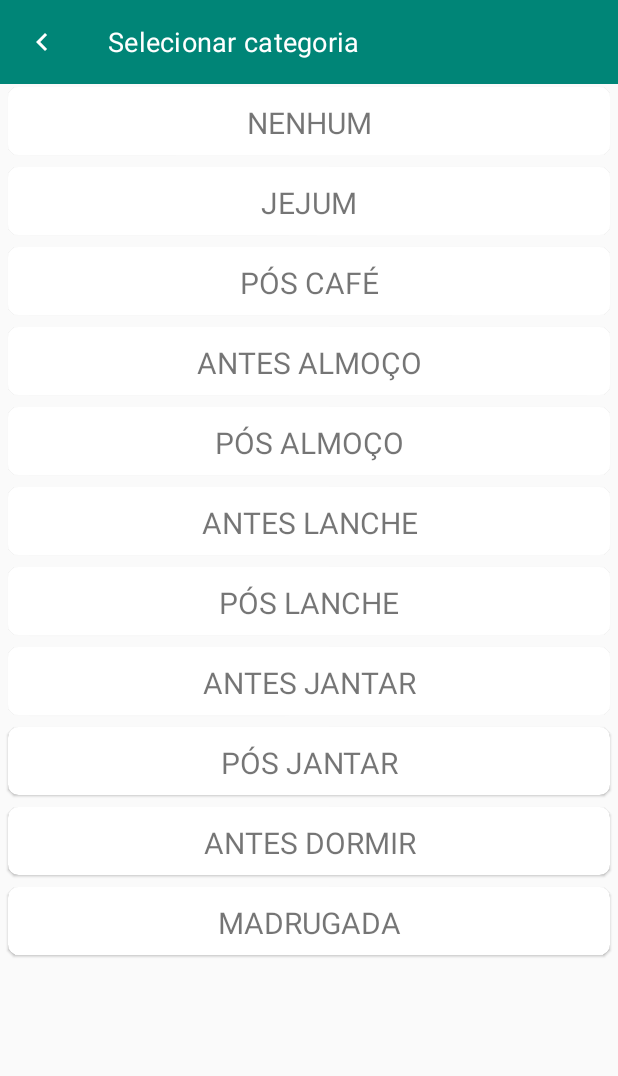
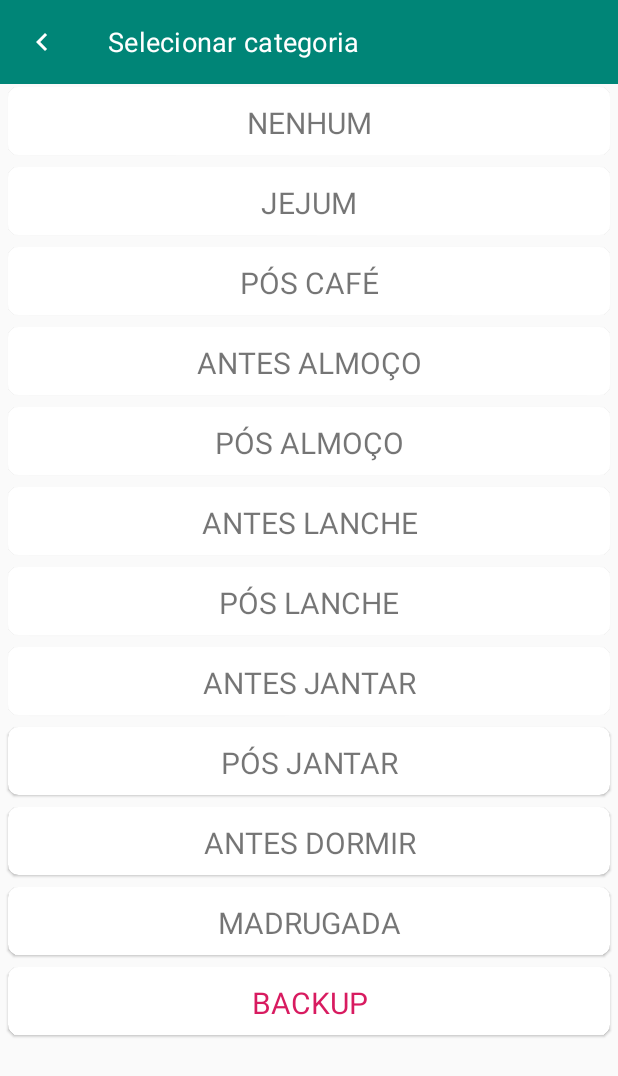
Before and after one commit to iaralopes/Glico, an Android app: the SelectCategoryActivity screen opened directly, with no data from a screen before it, on a phone screen of 412 x 824 dp. Shown: the top 1076 px of the screen. Run offline under Robolectric (Android 15) with nearby library versions, the light colour scheme and no system bars; our stand-ins replace data binding; 1 statement that could not run was skipped.

Commit message:
Integração inicial para backup

```diff
--- a/app/src/main/java/com/example/iaralopes/glico/core/selectCategory/SelectCategoryActivity.kt
+++ b/app/src/main/java/com/example/iaralopes/glico/core/selectCategory/SelectCategoryActivity.kt
@@ -15,17 +15,17 @@ import kotlinx.android.synthetic.main.partial_toolbar.*
 class SelectCategoryActivity : BaseActivity() {
 
     private lateinit var binding: ActivitySelectCategoryBinding
-    private lateinit var filterGlucoseViewModel: SelectCategoryViewModel
+    private lateinit var selectGlucoseViewModel: SelectCategoryViewModel
 
     override fun onCreate(savedInstanceState: Bundle?) {
         super.onCreate(savedInstanceState)
 
-        filterGlucoseViewModel = viewModel(viewModelFactory)
+        selectGlucoseViewModel = viewModel(viewModelFactory)
         binding = DataBindingUtil.setContentView(this, R.layout.activity_select_category)
-        binding.viewModel = filterGlucoseViewModel
+        binding.viewModel = selectGlucoseViewModel
 
         val optionIsVisible = intent.getBooleanExtra(OPTION_VISIBLE_EXTRA_BUNDLE, true)
-        filterGlucoseViewModel.setOptionIsVisible(optionIsVisible)
+        selectGlucoseViewModel.setOptionIsVisible(optionIsVisible)
 
         setUpToolbar(toolbar, "Selecionar categoria")
     }
@@ -95,4 +95,8 @@ class SelectCategoryActivity : BaseActivity() {
         setResult(RESULT_OK, intent)
         finish()
     }
+
+    fun onClickBackup(view: View) {
+        selectGlucoseViewModel.backup()
+    }
 }
--- /dev/null
+++ b/app/src/main/java/com/example/iaralopes/glico/core/selectCategory/SelectCategoryInteractor.kt
@@ -0,0 +1,36 @@
+package com.example.iaralopes.glico.core.selectCategory
+
+import androidx.lifecycle.LiveData
+import com.example.iaralopes.glico.data.local.dataBase.GlucoseEntity
+import com.example.iaralopes.glico.data.local.preferences.PreferencesManager
+import com.example.iaralopes.glico.data.local.repository.LocalRepository
+import com.example.iaralopes.glico.data.remote.Glucose
+import com.example.iaralopes.glico.data.remote.RemoteRepository
+import com.example.iaralopes.glico.utils.CoroutineContextProvider
+import kotlinx.coroutines.GlobalScope
+import kotlinx.coroutines.launch
+import javax.inject.Inject
+
+class SelectCategoryInteractor @Inject constructor(
+    private val localRepository: LocalRepository,
+    private val remoteRepository: RemoteRepository,
+    private val provider: CoroutineContextProvider,
+    private val preferencesManager: PreferencesManager
+) {
+
+    fun backup() {
+        GlobalScope.launch(provider.IO) {
+            val userGlucoses = localRepository.getAllGlucosesToBackup()
+
+            for (glucose in userGlucoses) {
+                val resultRemote = remoteRepository.postGlucose(Glucose (
+                    date = glucose.data,
+                    category = glucose.category,
+                    value = glucose.value,
+                    userId = 1
+                ))
+            }
+        }
+    }
+
+}
--- a/app/src/main/java/com/example/iaralopes/glico/core/selectCategory/SelectCategoryViewModel.kt
+++ b/app/src/main/java/com/example/iaralopes/glico/core/selectCategory/SelectCategoryViewModel.kt
@@ -4,11 +4,17 @@ import androidx.databinding.ObservableBoolean
 import androidx.lifecycle.ViewModel
 import javax.inject.Inject
 
-class SelectCategoryViewModel @Inject constructor(): ViewModel() {
+class SelectCategoryViewModel @Inject constructor(
+   val selectCategoryInteractor: SelectCategoryInteractor
+): ViewModel() {
 
     val optionIsVisible = ObservableBoolean(true)
 
     fun setOptionIsVisible(isVisible: Boolean) {
         optionIsVisible.set(isVisible)
     }
+
+    fun backup() {
+        selectCategoryInteractor.backup()
+    }
 }
--- a/app/src/main/java/com/example/iaralopes/glico/data/local/dataBase/GlucoseDao.kt
+++ b/app/src/main/java/com/example/iaralopes/glico/data/local/dataBase/GlucoseDao.kt
@@ -14,4 +14,8 @@ abstract class GlucoseDao: BaseDao<GlucoseEntity> {
 
     @Query("SELECT * FROM glucose ORDER BY id DESC")
     abstract fun getAllGlucoses() : LiveData<List<GlucoseEntity>>
+
+    @Query("SELECT * FROM glucose ORDER BY id DESC")
+    abstract fun getAllGlucosesToBackup() : List<GlucoseEntity>
+
 }
--- a/app/src/main/java/com/example/iaralopes/glico/data/local/repository/LocalRepository.kt
+++ b/app/src/main/java/com/example/iaralopes/glico/data/local/repository/LocalRepository.kt
@@ -12,6 +12,10 @@ class LocalRepository
 
     fun getAllGlucoses(): LiveData<List<GlucoseEntity>> {
         return glucoseDao.getAllGlucoses()
+    }
+
+    fun getAllGlucosesToBackup(): List<GlucoseEntity> {
+        return glucoseDao.getAllGlucosesToBackup()
     }
 
     fun saveGlucose(glucoseEntity: GlucoseEntity) {
--- a/app/src/main/java/com/example/iaralopes/glico/data/remote/GlicoService.kt
+++ b/app/src/main/java/com/example/iaralopes/glico/data/remote/GlicoService.kt
@@ -1,9 +1,11 @@
 package com.example.iaralopes.glico.data.remote
 
 import kotlinx.coroutines.Deferred
+import okhttp3.ResponseBody
 import retrofit2.http.Body
 import retrofit2.http.GET
 import retrofit2.http.POST
+import retrofit2.http.Path
 
 interface GlicoService {
 
@@ -13,5 +15,7 @@ interface GlicoService {
     @GET("glucoses")
     fun getGlucoses() : Deferred<List<Glucose>>
 
+    @POST("glucoses")
+    fun postGlucose(@Body glucose: Glucose): Deferred<ResponseBody>
 
 }
--- a/app/src/main/java/com/example/iaralopes/glico/data/remote/Glucose.kt
+++ b/app/src/main/java/com/example/iaralopes/glico/data/remote/Glucose.kt
@@ -6,7 +6,7 @@ import com.google.gson.annotations.SerializedName
 class Glucose (
     @SerializedName("id")
     @Expose
-    var id: Long,
+    var id: Long? = 0,
     @SerializedName("date")
     @Expose
     var date: String,
--- a/app/src/main/res/layout/activity_select_category.xml
+++ b/app/src/main/res/layout/activity_select_category.xml
@@ -339,6 +339,35 @@
 
                 </androidx.cardview.widget.CardView>
 
+                <androidx.cardview.widget.CardView
+                        android:id="@+id/cardViewOption11"
+                        android:layout_width="match_parent"
+                        android:layout_height="wrap_content"
+                        android:layout_marginStart="5dp"
+                        android:layout_marginTop="2dp"
+                        android:layout_marginEnd="5dp"
+                        android:layout_marginBottom="6dp"
+                        app:cardCornerRadius="7dp"
+                        app:cardElevation="1dp"
+                >
+
+                    <TextView
+                            android:text="BACKUP"
+                            android:layout_width="match_parent"
+                            android:layout_height="wrap_content"
+                            android:textSize="20dp"
+                            android:textAlignment="center"
+                            android:paddingTop="10dp"
+                            android:paddingEnd="10dp"
+                            android:paddingStart="10dp"
+                            android:paddingBottom="8dp"
+                            android:textColor="@color/colorAccent"
+                            android:id="@+id/questionOption11"
+                            android:onClick="onClickBackup"/>
+
+
+                </androidx.cardview.widget.CardView>
+
             </LinearLayout>
         </ScrollView>
 
```
Also changed, not shown: app/src/main/java/com/example/iaralopes/glico/data/remote/RemoteRepository.kt (+8 -0 lines).
